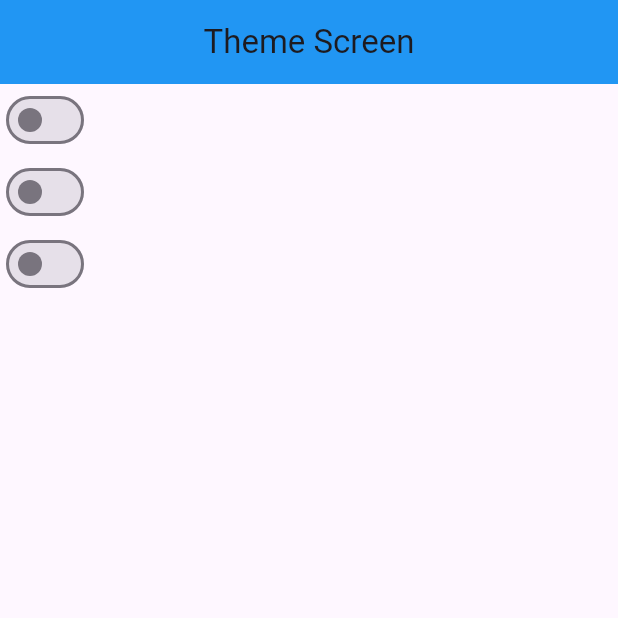
After one commit to MEhsan1237/practice-widgets, a Flutter app: the ThemeModeScreen screen opened directly, on a phone screen of 412 x 824 dp, the top half of it. The commit adds this screen. Run offline on Flutter 3.47's test engine with Material 3 defaults, Android fonts, the phone set to English and light mode, and no system bars; our stand-ins replace animated_text_kit; missing offline and left inert: floating_draggable_widget, scratcher, stepper_touch.

Commit message:
upload theme provider

```diff
--- /dev/null
+++ b/lib/provider/themeprovider.dart
@@ -0,0 +1,52 @@
+import 'package:flutter/material.dart';
+import 'package:provider/provider.dart';
+
+import '../providerclasses/themeproviderclass.dart';
+
+class ThemeModeScreen extends StatelessWidget {
+  const ThemeModeScreen({super.key});
+
+  @override
+  Widget build(BuildContext context) {
+
+
+    return Scaffold(
+      appBar: AppBar(
+        title: Text("Theme Screen"),
+        centerTitle: true,
+        backgroundColor: Colors.blue,
+      ),
+      body: Column(
+        children: [
+          Consumer<ThemeProviderClass>(
+            builder: (context, value, child) {
+              return
+                 Switch(value: value.themeMode== ThemeMode.dark, onChanged: (val){
+                   value.themeChanger(val? ThemeMode.dark: ThemeMode.light);
+                 });
+            },
+
+          ),
+          Consumer<ThemeProviderClass>(
+            builder: (context, value, child) {
+              return
+               Switch(value: value.themeMode== ThemeMode.dark, onChanged: (val){
+                 value.themeChanger(val?ThemeMode.dark:ThemeMode.light);
+               });
+            },
+
+          ),
+          Consumer<ThemeProviderClass>(
+            builder: (context, value, child) {
+              return
+               Switch(value: value.themeMode == ThemeMode.dark,  onChanged: (val) {
+                 value.themeChanger(val ? ThemeMode.dark : ThemeMode.light);
+               });
+            },
+
+          ),
+        ],
+      ),
+    );
+  }
+}
--- /dev/null
+++ b/lib/providerclasses/themeproviderclass.dart
@@ -0,0 +1,12 @@
+
+
+import 'package:flutter/material.dart';
+
+class ThemeProviderClass extends ChangeNotifier{
+  var _themeMode = ThemeMode.light;
+  ThemeMode get themeMode =>_themeMode;
+  void themeChanger(val){
+    _themeMode = val;
+    notifyListeners();
+  }
+}
```
Also changed, not shown: lib/main1.dart (+24 -8 lines).
